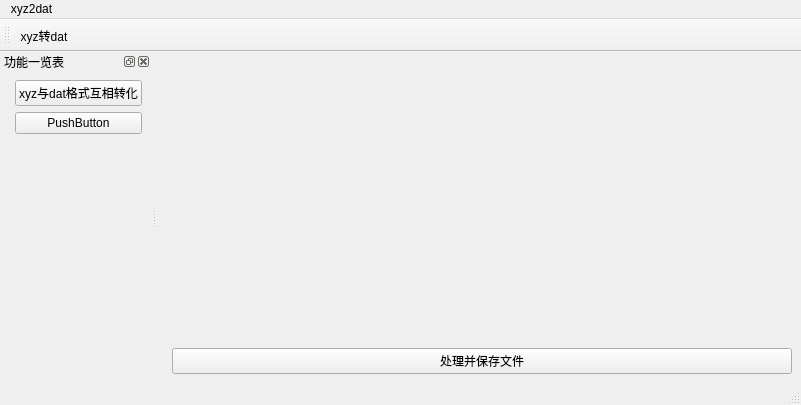
Qt form xyz2dat.ui (Jason85wang/xyz2n) before a commit.
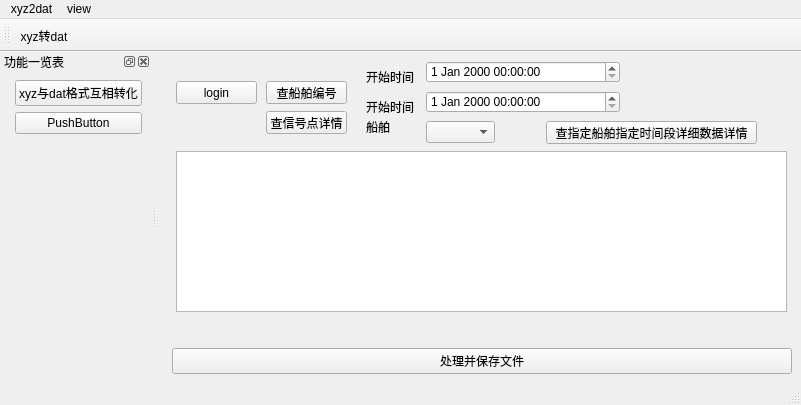
The same form after that commit. The open tabs and pages were chosen to show the change. Icons and pictures are not drawn.

Commit message: 加入内网查询船舶信息点功能

```diff
--- a/xyz2dat.ui
+++ b/xyz2dat.ui
@@ -50,7 +50,169 @@
           </item>
          </layout>
         </widget>
-        <widget class="QWidget" name="page_2"/>
+        <widget class="QWidget" name="page_2">
+         <widget class="QPushButton" name="pushB_getinfo">
+          <property name="geometry">
+           <rect>
+            <x>100</x>
+            <y>20</y>
+            <width>81</width>
+            <height>23</height>
+           </rect>
+          </property>
+          <property name="focusPolicy">
+           <enum>Qt::NoFocus</enum>
+          </property>
+          <property name="text">
+           <string>查船舶编号</string>
+          </property>
+         </widget>
+         <widget class="QLabel" name="label_3">
+          <property name="geometry">
+           <rect>
+            <x>200</x>
+            <y>10</y>
+            <width>54</width>
+            <height>12</height>
+           </rect>
+          </property>
+          <property name="cursor">
+           <cursorShape>SizeHorCursor</cursorShape>
+          </property>
+          <property name="text">
+           <string>开始时间</string>
+          </property>
+         </widget>
+         <widget class="QPlainTextEdit" name="plainTextEdit">
+          <property name="geometry">
+           <rect>
+            <x>10</x>
+            <y>90</y>
+            <width>611</width>
+            <height>161</height>
+           </rect>
+          </property>
+         </widget>
+         <widget class="QPushButton" name="pushB_getinfo_login">
+          <property name="geometry">
+           <rect>
+            <x>10</x>
+            <y>20</y>
+            <width>81</width>
+            <height>23</height>
+           </rect>
+          </property>
+          <property name="focusPolicy">
+           <enum>Qt::NoFocus</enum>
+          </property>
+          <property name="text">
+           <string>login</string>
+          </property>
+         </widget>
+         <widget class="QPushButton" name="pushB_getinfo_2">
+          <property name="geometry">
+           <rect>
+            <x>100</x>
+            <y>50</y>
+            <width>81</width>
+            <height>23</height>
+           </rect>
+          </property>
+          <property name="focusPolicy">
+           <enum>Qt::NoFocus</enum>
+          </property>
+          <property name="text">
+           <string>查信号点详情</string>
+          </property>
+         </widget>
+         <widget class="QDateTimeEdit" name="dateTimeEdit_Start">
+          <property name="geometry">
+           <rect>
+            <x>260</x>
+            <y>0</y>
+            <width>194</width>
+            <height>22</height>
+           </rect>
+          </property>
+         </widget>
+         <widget class="QLabel" name="label_4">
+          <property name="geometry">
+           <rect>
+            <x>200</x>
+            <y>40</y>
+            <width>54</width>
+            <height>12</height>
+           </rect>
+          </property>
+          <property name="cursor">
+           <cursorShape>SizeHorCursor</cursorShape>
+          </property>
+          <property name="text">
+           <string>开始时间</string>
+          </property>
+         </widget>
+         <widget class="QLabel" name="label_5">
+          <property name="geometry">
+           <rect>
+            <x>200</x>
+            <y>60</y>
+            <width>54</width>
+            <height>12</height>
+           </rect>
+          </property>
+          <property name="cursor">
+           <cursorShape>SizeHorCursor</cursorShape>
+          </property>
+          <property name="text">
+           <string>船舶</string>
+          </property>
+         </widget>
+         <widget class="QDateTimeEdit" name="dateTimeEdit_End">
+          <property name="geometry">
+           <rect>
+            <x>260</x>
+            <y>30</y>
+            <width>194</width>
+            <height>22</height>
+           </rect>
+          </property>
+         </widget>
+         <widget class="QComboBox" name="comboBox">
+          <property name="geometry">
+           <rect>
+            <x>260</x>
+            <y>60</y>
+            <width>69</width>
+            <height>22</height>
+           </rect>
+          </property>
+          <property name="currentText">
+           <string/>
+          </property>
+          <property name="currentIndex">
+           <number>-1</number>
+          </property>
+          <property name="modelColumn">
+           <number>3</number>
+          </property>
+         </widget>
+         <widget class="QPushButton" name="pushB_getinfo_3">
+          <property name="geometry">
+           <rect>
+            <x>380</x>
+            <y>60</y>
+            <width>211</width>
+            <height>23</height>
+           </rect>
+          </property>
+          <property name="focusPolicy">
+           <enum>Qt::NoFocus</enum>
+          </property>
+          <property name="text">
+           <string>查指定船舶指定时间段详细数据详情</string>
+          </property>
+         </widget>
+        </widget>
        </widget>
       </item>
       <item row="1" column="1">
@@ -81,7 +243,15 @@
     <addaction name="Act_dat2xyz"/>
     <addaction name="Act_org2xyz"/>
    </widget>
+   <widget class="QMenu" name="menuview">
+    <property name="title">
+     <string>view</string>
+    </property>
+    <addaction name="actionview1_readfile"/>
+    <addaction name="actionview2_readnet"/>
+   </widget>
    <addaction name="menuxyz2dat"/>
+   <addaction name="menuview"/>
   </widget>
   <widget class="QStatusBar" name="statusbar"/>
   <widget class="QToolBar" name="toolBar">
```
Left out of the diff: 16 changed lines with no effect on the pictures. The commit also changes 4 other files.
